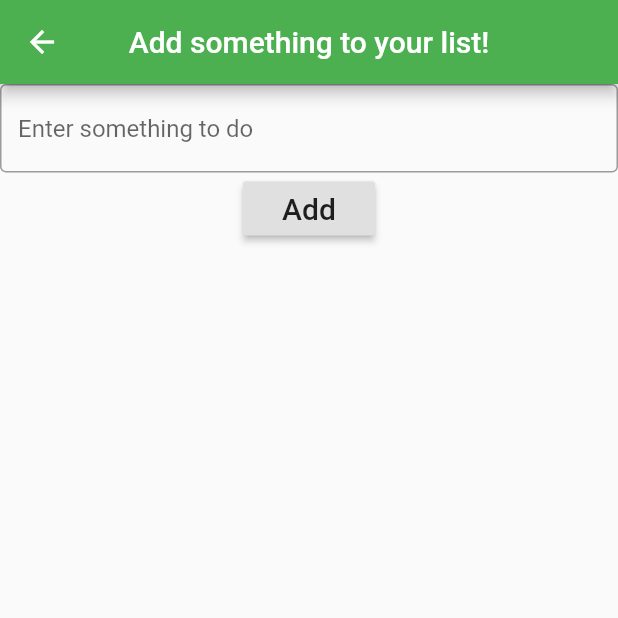
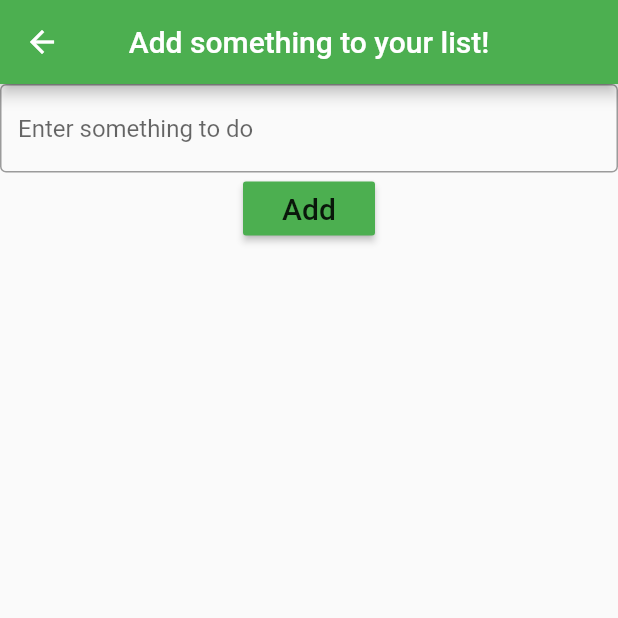
Before and after one commit to gu-tig169/gusfriseer, a Flutter app: the screen it shows after launch, after a tap on an icon or button, on a phone screen of 412 x 824 dp, the top half of it. Run offline on Flutter 3.47's test engine with Material 2 defaults, Android fonts, the phone set to English and light mode, and no system bars.

Commit message:
changed color on add button, added splash effect

```diff
--- a/lib/main.dart
+++ b/lib/main.dart
@@ -132,6 +132,7 @@ class _MyHomePageState extends State<MyHomePage> {
         onPressed: () {
           moveToSecondPage();
         },
+        splashColor: Colors.white,
         child: Text(
           '+',
           style: TextStyle(fontSize: 30),
@@ -171,6 +172,8 @@ class _MyAddPageState extends State<MyAddPage> {
               }
             },
             child: const Text('Add', style: TextStyle(fontSize: 20)),
+            color: Colors.green,
+            splashColor: Colors.white,
           ),
         ]));
   }
```
